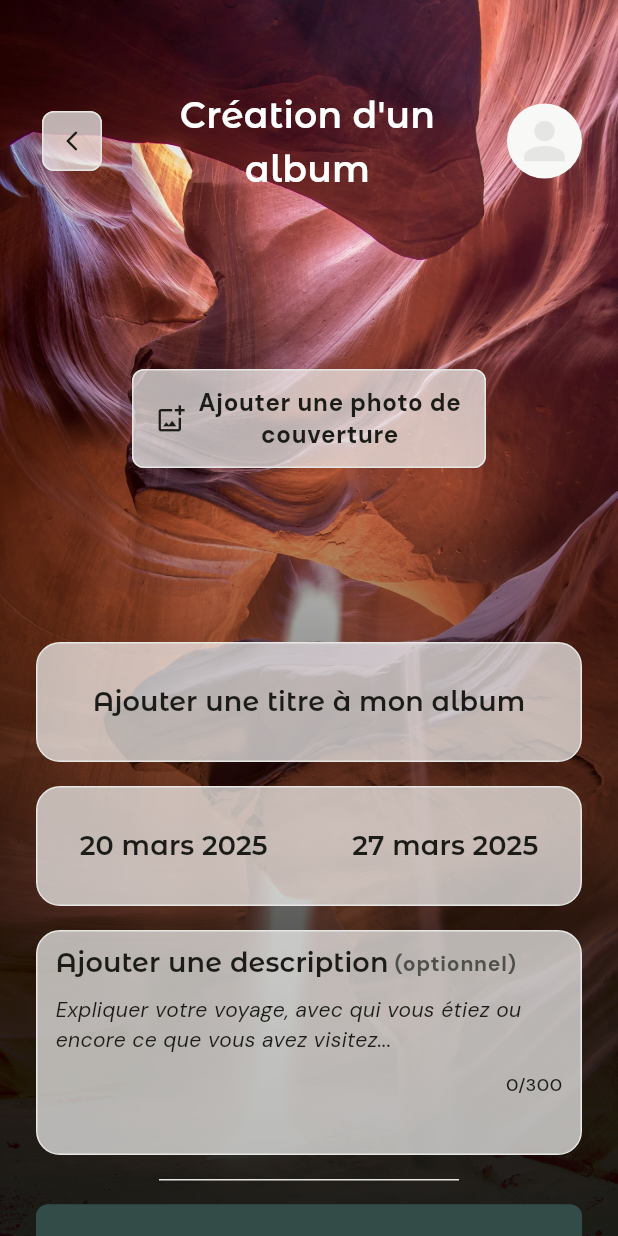
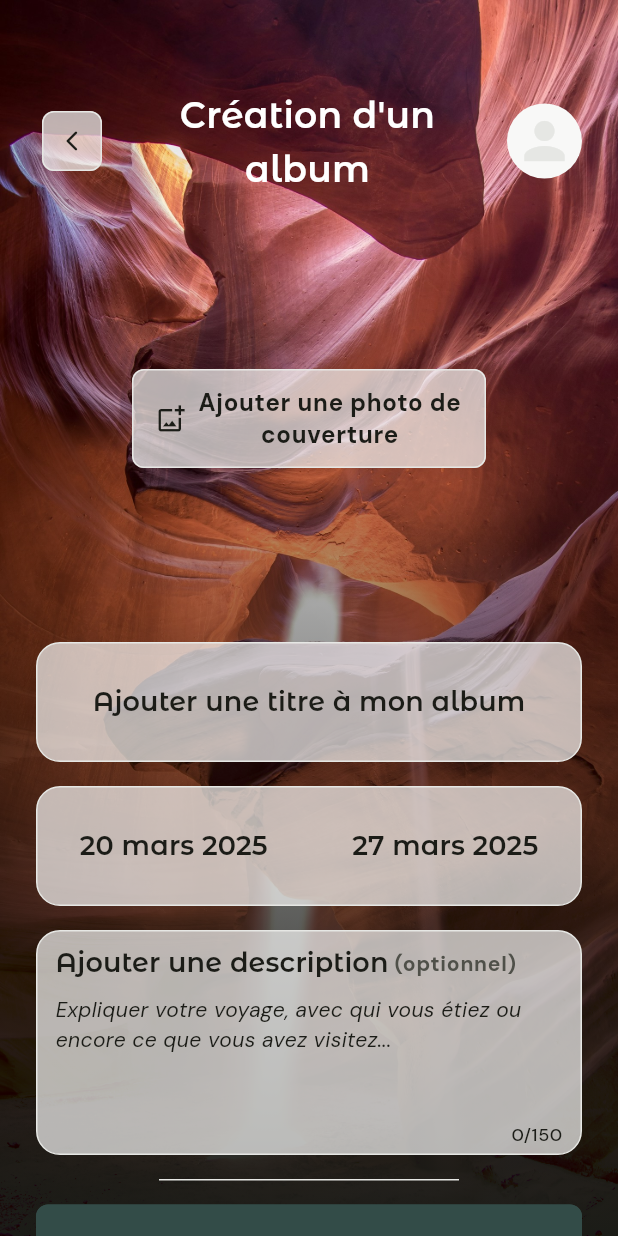
Before and after one commit to MaximeLemesle/memora_app, a Flutter app: the NewAlbumPage screen opened by its route, on a phone screen of 412 x 824 dp. Run offline on Flutter 3.47's test engine with Material 3 defaults, Android fonts, the phone set to English and light mode, and no system bars; our stand-ins replace cloud_firestore, firebase_auth, firebase_core, flutter_bloc, flutter_svg, fluttertoast and 2 more; accounts and stored records are empty.

Commit message:
fix(new_album_page): Add a limit of character for the description

```diff
--- a/lib/features/album/presentation/pages/new_album.page.dart
+++ b/lib/features/album/presentation/pages/new_album.page.dart
@@ -396,7 +396,7 @@ class _NewAlbumPageState extends State<NewAlbumPage> {
 
                         /// ADD DESCRIPTION OF THE ALBUM
                         Container(
-                          height: 150,
+                          constraints: const BoxConstraints(minHeight: 150),
                           width: double.infinity,
                           decoration: BoxDecoration(
                             color: Theme.of(context)
@@ -436,7 +436,9 @@ class _NewAlbumPageState extends State<NewAlbumPage> {
                                     )
                                   ],
                                 ),
-                                TextField(
+                                SizedBox(
+                                  height: 106,
+                                  child: TextField(
                                     controller: _descriptionController,
                                     style: Theme.of(context)
                                         .textTheme
@@ -448,11 +450,16 @@ class _NewAlbumPageState extends State<NewAlbumPage> {
                                       hintText:
                                           'Expliquer votre voyage, avec qui vous étiez ou encore ce que vous avez visitez...',
                                       counterText:
-                                        '${_descriptionController.text.length}/300',
+                                          '${_descriptionController.text.length}/150',
                                     ),
                                     maxLines: null,
                                     keyboardType: TextInputType.multiline,
-                                  maxLength: 300,
+                                    maxLength: 150,
+                                    onChanged: (value) {
+                                      setState(() {});
+                                    },
+                                    expands: true,
+                                  ),
                                 ),
                               ],
                             ),
```
Lines whose indentation alone changed are shown as unchanged.
